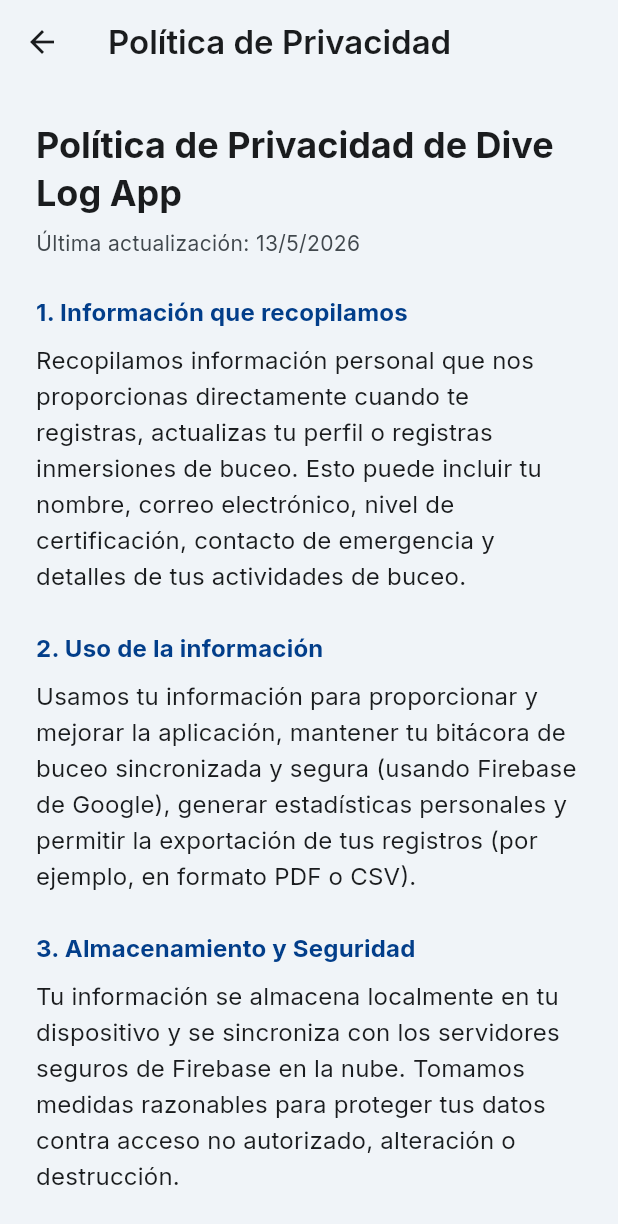
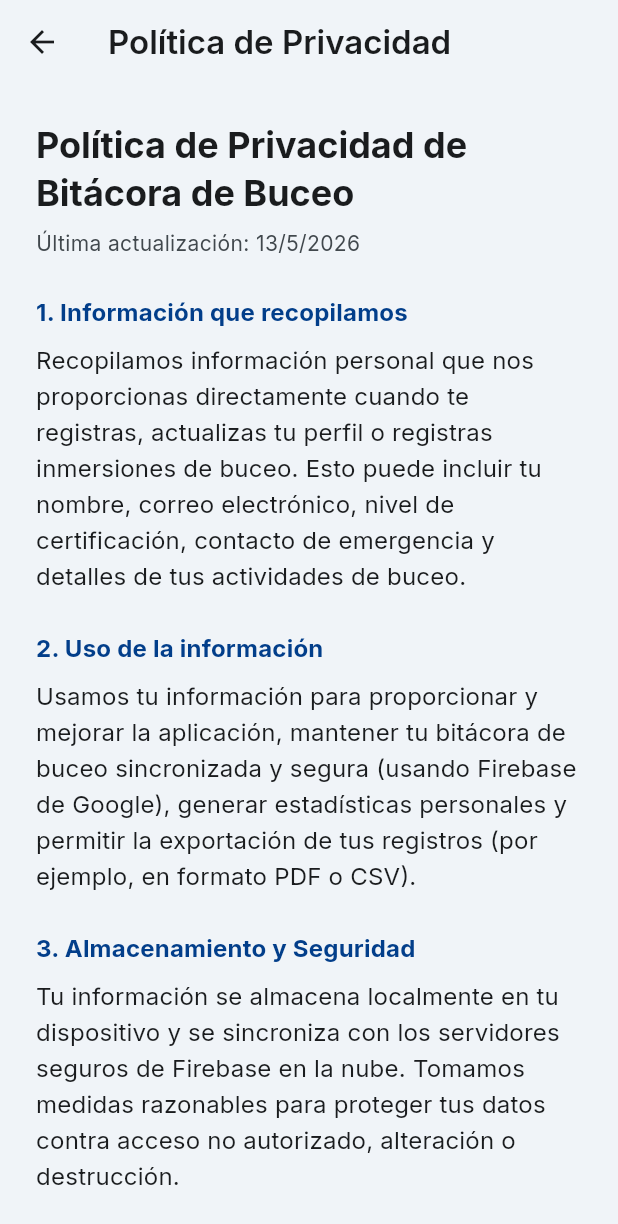
Before and after one commit to lagunal/divelogDF2, a Flutter app: the PrivacyPolicyScreen screen opened directly, on a phone screen of 412 x 824 dp. Shown: the top 1224 px of the screen. Run offline on Flutter 3.47's test engine with Material 3 defaults, Android fonts, the phone set to English and light mode, and no system bars; our stand-ins replace cloud_firestore, connectivity_plus, csv, firebase_auth, firebase_core, firebase_storage and 7 more; missing offline and left inert: flutter_stripe; accounts and stored records are empty.

Commit message:
updated App name in home and navigation

```diff
--- a/lib/screens/login_screen.dart
+++ b/lib/screens/login_screen.dart
@@ -126,7 +126,7 @@ class _LoginScreenState extends State<LoginScreen> {
                     ),
                     const SizedBox(height: 16),
                     Text(
-                      'Registro de Buceo',
+                      'Bitácora de Buceo',
                       style:
                           Theme.of(context).textTheme.headlineMedium?.copyWith(
                                 color: Colors.white,
--- a/lib/screens/main_navigation_screen.dart
+++ b/lib/screens/main_navigation_screen.dart
@@ -163,7 +163,7 @@ class _MainNavigationScreenState extends State<MainNavigationScreen> {
   String _getAppBarTitle() {
     switch (_currentIndex) {
       case 0:
-        return 'Dive Log';
+        return 'Bitácora de Buceo';
       case 1:
         return 'Mis Inmersiones';
       case 2:
--- a/lib/screens/privacy_policy_screen.dart
+++ b/lib/screens/privacy_policy_screen.dart
@@ -19,7 +19,7 @@ class PrivacyPolicyScreen extends StatelessWidget {
           crossAxisAlignment: CrossAxisAlignment.start,
           children: [
             Text(
-              'Política de Privacidad de Dive Log App',
+              'Política de Privacidad de Bitácora de Buceo',
               style: theme.textTheme.headlineSmall?.copyWith(
                 fontWeight: FontWeight.bold,
                 color: colorScheme.onSurface,
--- a/lib/services/export_service.dart
+++ b/lib/services/export_service.dart
@@ -203,7 +203,7 @@ class ExportService {
           ],
         ),
         pw.SizedBox(height: 20),
-        pw.Text('Generado por Dive Log App',
+        pw.Text('Generado por Bitácora de Buceo - App',
             style: const pw.TextStyle(color: PdfColors.grey, fontSize: 10)),
       ],
     );
--- a/lib/widgets/custom_about_dialog.dart
+++ b/lib/widgets/custom_about_dialog.dart
@@ -19,7 +19,7 @@ void showCustomAboutDialog(BuildContext context) {
         crossAxisAlignment: CrossAxisAlignment.start,
         children: [
           Text(
-            'Dive Log',
+            'Bitácora de Buceo',
             style: theme.textTheme.titleMedium?.copyWith(
               fontWeight: FontWeight.bold,
             ),
@@ -38,7 +38,7 @@ void showCustomAboutDialog(BuildContext context) {
           ),
           const SizedBox(height: 16),
           Text(
-            '© 2025 Dive Log',
+            '© 2026 Bitácora de Buceo',
             style: theme.textTheme.bodySmall?.copyWith(
               color: colorScheme.onSurfaceVariant,
             ),
```
